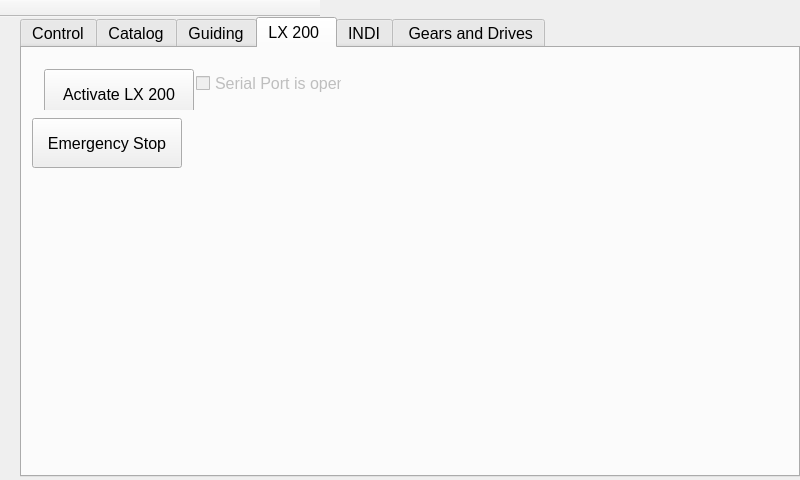
This is mainwindow.ui in selste/TwoStepperControl as Qt 5 draws it before an edit. The edited form follows.
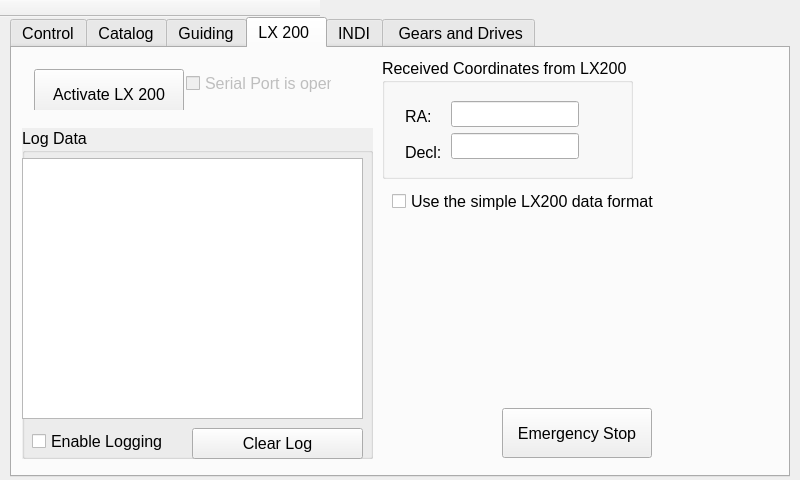
This is the edited form.

The edit to the form file:
```diff
--- a/mainwindow.ui
+++ b/mainwindow.ui
@@ -38,7 +38,7 @@
     </property>
     <property name="geometry">
      <rect>
-      <x>20</x>
+      <x>10</x>
       <y>0</y>
       <width>780</width>
       <height>460</height>
@@ -1471,8 +1471,8 @@
      <widget class="QPushButton" name="pbStop3">
       <property name="geometry">
        <rect>
-        <x>10</x>
-        <y>70</y>
+        <x>490</x>
+        <y>360</y>
         <width>150</width>
         <height>50</height>
        </rect>
@@ -1493,6 +1493,154 @@
        <string>Emergency Stop</string>
       </property>
      </widget>
+     <widget class="QGroupBox" name="groupBox_8">
+      <property name="geometry">
+       <rect>
+        <x>10</x>
+        <y>80</y>
+        <width>351</width>
+        <height>331</height>
+       </rect>
+      </property>
+      <property name="autoFillBackground">
+       <bool>true</bool>
+      </property>
+      <property name="title">
+       <string>Log Data</string>
+      </property>
+      <property name="flat">
+       <bool>true</bool>
+      </property>
+      <widget class="QPlainTextEdit" name="teLX200Data">
+       <property name="geometry">
+        <rect>
+         <x>0</x>
+         <y>30</y>
+         <width>341</width>
+         <height>261</height>
+        </rect>
+       </property>
+       <property name="font">
+        <font>
+         <pointsize>9</pointsize>
+        </font>
+       </property>
+       <property name="textInteractionFlags">
+        <set>Qt::NoTextInteraction</set>
+       </property>
+      </widget>
+      <widget class="QCheckBox" name="cbLX200Logs">
+       <property name="geometry">
+        <rect>
+         <x>10</x>
+         <y>300</y>
+         <width>151</width>
+         <height>26</height>
+        </rect>
+       </property>
+       <property name="text">
+        <string>Enable Logging</string>
+       </property>
+      </widget>
+      <widget class="QPushButton" name="pbClearLXLog">
+       <property name="geometry">
+        <rect>
+         <x>170</x>
+         <y>300</y>
+         <width>171</width>
+         <height>31</height>
+        </rect>
+       </property>
+       <property name="text">
+        <string>Clear Log</string>
+       </property>
+      </widget>
+     </widget>
+     <widget class="QGroupBox" name="groupBox_9">
+      <property name="geometry">
+       <rect>
+        <x>370</x>
+        <y>10</y>
+        <width>251</width>
+        <height>121</height>
+       </rect>
+      </property>
+      <property name="title">
+       <string>Received Coordinates from LX200</string>
+      </property>
+      <widget class="QWidget" name="layoutWidget">
+       <property name="geometry">
+        <rect>
+         <x>12</x>
+         <y>32</y>
+         <width>196</width>
+         <height>80</height>
+        </rect>
+       </property>
+       <layout class="QGridLayout" name="gridLayout">
+        <item row="0" column="0">
+         <widget class="QLabel" name="lLXRA">
+          <property name="minimumSize">
+           <size>
+            <width>40</width>
+            <height>30</height>
+           </size>
+          </property>
+          <property name="maximumSize">
+           <size>
+            <width>40</width>
+            <height>30</height>
+           </size>
+          </property>
+          <property name="text">
+           <string>RA:</string>
+          </property>
+         </widget>
+        </item>
+        <item row="0" column="1">
+         <widget class="QLineEdit" name="leLX200RA"/>
+        </item>
+        <item row="1" column="0">
+         <widget class="QLabel" name="lLXDecl">
+          <property name="minimumSize">
+           <size>
+            <width>40</width>
+            <height>39</height>
+           </size>
+          </property>
+          <property name="maximumSize">
+           <size>
+            <width>40</width>
+            <height>30</height>
+           </size>
+          </property>
+          <property name="text">
+           <string>Decl:</string>
+          </property>
+         </widget>
+        </item>
+        <item row="1" column="1">
+         <widget class="QLineEdit" name="leLX200Decl"/>
+        </item>
+       </layout>
+      </widget>
+     </widget>
+     <widget class="QCheckBox" name="cbLXSimpleNumbers">
+      <property name="geometry">
+       <rect>
+        <x>380</x>
+        <y>140</y>
+        <width>271</width>
+        <height>26</height>
+       </rect>
+      </property>
+      <property name="text">
+       <string>Use the simple LX200 data format</string>
+      </property>
+      <property name="checked">
+       <bool>false</bool>
+      </property>
+     </widget>
     </widget>
     <widget class="QWidget" name="INDItab">
      <attribute name="title">
```
Left out of the diff: 230 changed lines with no effect on the pictures. Lines whose indentation alone changed are shown as unchanged.
